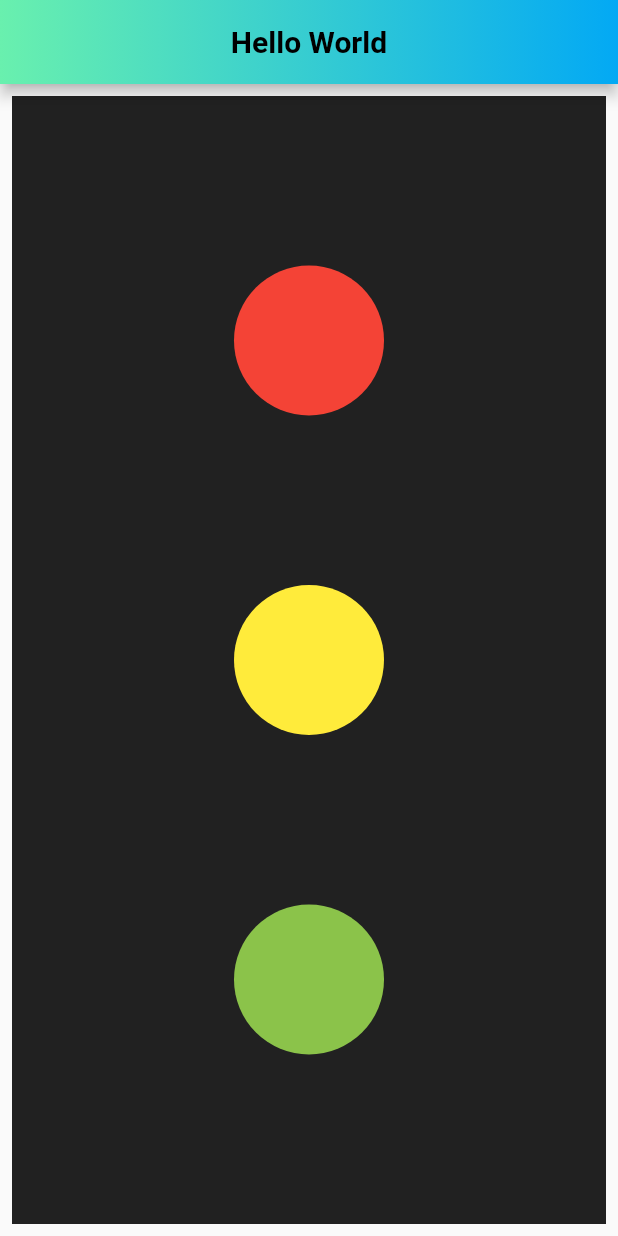
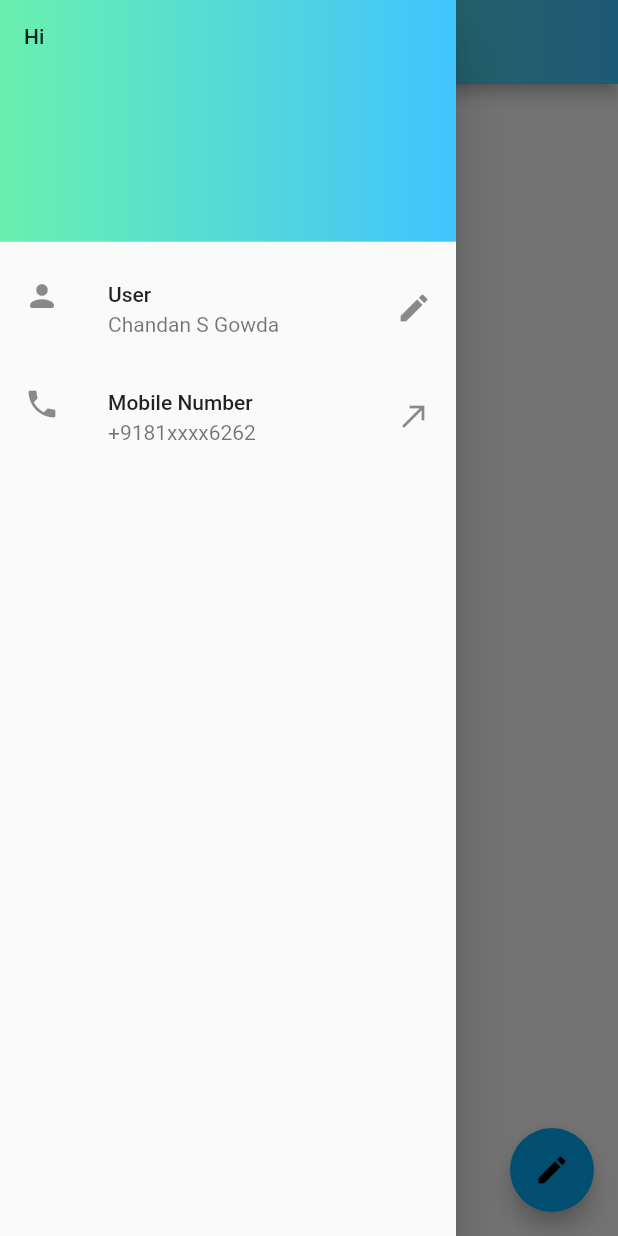
Before and after one commit to chandansgowda/flutter-practice, a Flutter app: the screen it shows after launch, with the side drawer open (before the commit the screen has no drawer), on a phone screen of 412 x 824 dp. Run offline on Flutter 3.47's test engine with Material 2 defaults, Android fonts, the phone set to English and light mode, and no system bars.

Commit message:
Worked with drawer and floatingbutton

```diff
--- a/flutter_app/lib/main.dart
+++ b/flutter_app/lib/main.dart
@@ -4,6 +4,9 @@ void main(){
   runApp(MaterialApp(
     title: "Hello World",
     home: HomePage(),
+    theme: ThemeData(
+      primarySwatch: Colors.lightBlue,
+    ),
   ));
 }
 
@@ -12,64 +15,47 @@ class HomePage extends StatelessWidget {
   Widget build(BuildContext context) {
     return Scaffold(
       appBar: AppBar(
-        title: Center(
-          child: Text("  Hello World  ", style: TextStyle(
-            color: Colors.black,
-            fontWeight: FontWeight.bold,
-          ),),
-        ),
+        title: Center(child: Text("Hello World")),
         flexibleSpace: Container(
           decoration: BoxDecoration(
             gradient: LinearGradient(
-              colors: [Colors.greenAccent , Colors.lightBlue]
+              colors: [Colors.greenAccent, Colors.lightBlueAccent],
+              stops: [0.1, 1.0]
             )
           ),
         ),
       ),
-      body: Padding(
-        padding: const EdgeInsets.all(8.0),
-        child: Container(
-          color: Colors.black87,
-          height: MediaQuery.of(context).size.height,
-          width: MediaQuery.of(context).size.width,
-          child: Center(
-            child: Column(
-              mainAxisAlignment: MainAxisAlignment.spaceEvenly,
-              crossAxisAlignment: CrossAxisAlignment.center,
-              children: [
-                Container(
-                  padding: const EdgeInsets.all(8),
-                  width: 100,
-                  height: 100,
-                  decoration: BoxDecoration(
-                    shape: BoxShape.circle,
-                    color: Colors.red,
-                  ),
-                  //color: Colors.red,
-                ),
-                Container(
-                  padding: const EdgeInsets.all(8),
-                  width: 100,
-                  height: 100,
-                  decoration: BoxDecoration(
-                    color: Colors.yellow,
-                    shape: BoxShape.circle,
-                  ),
-                ),
-                Container(
-                  padding: const EdgeInsets.all(8),
-                  width: 100,
-                  height: 100,
-                  decoration: BoxDecoration(
-                    shape: BoxShape.circle,
-                    color: Colors.lightGreen
-                  ),
-                ),
-              ],
-            )
+      body: Container(),
+      drawer: Drawer(
+        child: ListView(
+          padding: EdgeInsets.zero,
+          children: [
+            DrawerHeader(
+                child: Text("Hi"),
+              decoration: BoxDecoration(
+                gradient: LinearGradient(
+                  colors: [Colors.greenAccent, Colors.lightBlueAccent]
+                )
+              ),
+            ),
+          ListTile(
+            leading: Icon(Icons.person_rounded),
+            title: Text("User"),
+            trailing: Icon(Icons.edit),
+            subtitle: Text("Chandan S Gowda"),
           ),
+          ListTile(
+            leading: Icon(Icons.phone),
+            title: Text("Mobile Number"),
+            subtitle: Text("+9181xxxx6262"),
+            trailing: Icon(Icons.call_made_outlined),
+          )],
+        )
+      ),
+      floatingActionButton: FloatingActionButton(
+        onPressed: () {},
+        child: Icon(Icons.edit),
         ),
-      ),
     );
   }
 }
```
